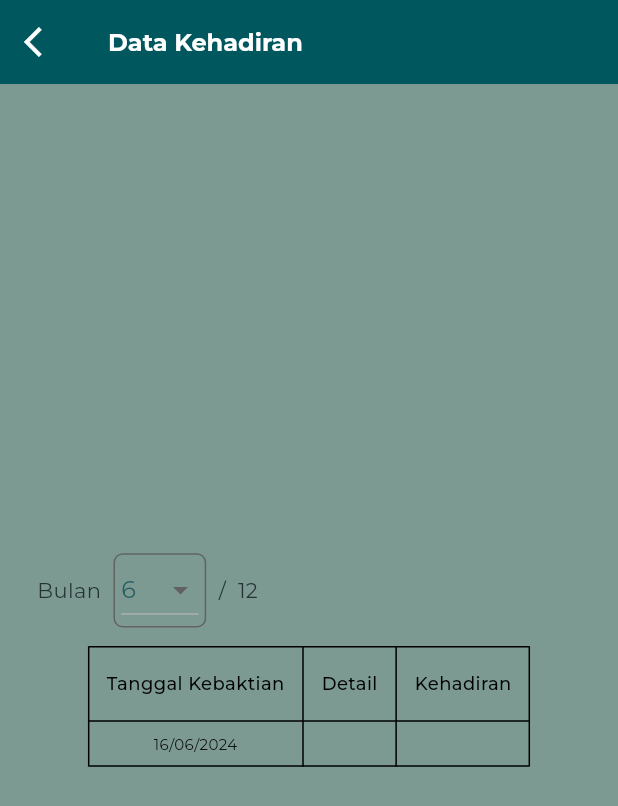
After one commit to frendysanusi/pvvd-app, a Flutter app: the UserPresenceDataScreen screen opened by its route, on a phone screen of 412 x 824 dp. The commit adds this screen. Shown: the top 806 px of the screen. Run offline on Flutter 3.47's test engine with Material 3 defaults, Android fonts, the phone set to English and light mode, and no system bars; our stand-ins replace cloud_firestore, firebase_auth, firebase_core, google_fonts; missing offline and left inert: qr_code_scanner; accounts and stored records are empty; generated files the repository leaves out were written again.

Commit message:
feat: add user presence data screen

```diff
--- /dev/null
+++ b/lib/components/table.dart
@@ -0,0 +1,37 @@
+import 'package:flutter/material.dart';
+import 'package:pvvd_app/utils/constants.dart';
+
+class Cell extends StatelessWidget {
+  const Cell({
+    super.key,
+    required this.text,
+    this.type = 'cell',
+  });
+
+  final String text;
+  final String type;
+
+  @override
+  Widget build(BuildContext context) {
+    double screenWidth = MediaQuery.of(context).size.width;
+    double screenHeight = MediaQuery.of(context).size.height;
+    return Container(
+      alignment: Alignment.center,
+      padding: type == 'cell'
+          ? EdgeInsets.symmetric(
+              horizontal: screenWidth * 0.03, vertical: screenHeight * 0.01)
+          : EdgeInsets.symmetric(
+              horizontal: screenWidth * 0.03, vertical: screenHeight * 0.02),
+      child: Text(
+        text,
+        style: type == 'cell'
+            ? kBR7.copyWith(
+                color: kBlack,
+              )
+            : kBS6.copyWith(
+                color: kBlack,
+              ),
+      ),
+    );
+  }
+}
--- a/lib/main.dart
+++ b/lib/main.dart
@@ -1,6 +1,7 @@
 import 'package:firebase_core/firebase_core.dart';
 import 'package:pvvd_app/screens/presence_screen.dart';
 import 'package:pvvd_app/screens/register_screen.dart';
+import 'package:pvvd_app/screens/user_presence_data_screen.dart';
 import 'firebase_options.dart';
 import 'package:intl/date_symbol_data_local.dart';
 import 'package:flutter/material.dart';
@@ -45,6 +46,7 @@ class MyApp extends StatelessWidget {
         RegisterScreen.id: (context) => const RegisterScreen(),
         ProfileScreen.id: (context) => const ProfileScreen(),
         PresenceScreen.id: (context) => const PresenceScreen(),
+        UserPresenceDataScreen.id: (context) => const UserPresenceDataScreen(),
       },
     );
   }
--- a/lib/screens/login_screen.dart
+++ b/lib/screens/login_screen.dart
@@ -4,8 +4,8 @@ import 'package:flutter/gestures.dart';
 import 'package:flutter/material.dart';
 import 'package:pvvd_app/auth.dart';
 import 'package:pvvd_app/components/components.dart';
-import 'package:pvvd_app/screens/presence_screen.dart';
 import 'package:pvvd_app/screens/register_screen.dart';
+import 'package:pvvd_app/screens/user_presence_data_screen.dart';
 import 'package:pvvd_app/utils/app_regex.dart';
 import 'package:pvvd_app/utils/constants.dart';
 
@@ -234,7 +234,8 @@ class _LoginScreenState extends State<LoginScreen> {
                             isDisabled: !isValid,
                             onPressed: () async {
                               await signInWithEmailorPhone();
-                              Navigator.pushNamed(context, PresenceScreen.id);
+                              Navigator.pushNamed(
+                                  context, UserPresenceDataScreen.id);
                             },
                           );
                         },
--- /dev/null
+++ b/lib/screens/user_presence_data_screen.dart
@@ -0,0 +1,145 @@
+import 'package:flutter/material.dart';
+import 'package:pvvd_app/components/table.dart';
+import 'package:pvvd_app/utils/constants.dart';
+
+class UserPresenceDataScreen extends StatefulWidget {
+  const UserPresenceDataScreen({super.key});
+  static String id = 'user_presence_screen';
+
+  @override
+  State<UserPresenceDataScreen> createState() => _UserPresenceDataScreenState();
+}
+
+class _UserPresenceDataScreenState extends State<UserPresenceDataScreen> {
+  late int currMonth;
+
+  @override
+  void initState() {
+    super.initState();
+    DateTime now = DateTime.now();
+    currMonth = now.month;
+  }
+
+  @override
+  Widget build(BuildContext context) {
+    double screenWidth = MediaQuery.of(context).size.width;
+    double screenHeight = MediaQuery.of(context).size.height;
+    return Scaffold(
+      appBar: AppBar(
+          backgroundColor: kShadedSpruce,
+          leading: GestureDetector(
+            child: const Icon(
+              Icons.arrow_back_ios,
+              color: kWhite,
+            ),
+            onTap: () {
+              Navigator.pop(context);
+            },
+          ),
+          title: Text(
+            'Data Kehadiran',
+            style: kBB2.copyWith(color: kWhite),
+          )),
+      backgroundColor: kGreyishTeal,
+      body: Padding(
+        padding: EdgeInsets.symmetric(horizontal: screenWidth * 0.06),
+        child: Column(
+          mainAxisAlignment: MainAxisAlignment.center,
+          children: [
+            Row(
+              children: [
+                Text(
+                  'Bulan',
+                  style: kBR5.copyWith(color: kGunmetal),
+                ),
+                SizedBox(width: screenWidth * 0.02),
+                Container(
+                  padding: EdgeInsets.symmetric(horizontal: screenWidth * 0.01),
+                  height: screenHeight * 0.06,
+                  width: screenWidth * 0.15,
+                  decoration: BoxDecoration(
+                    borderRadius: BorderRadius.circular(6),
+                    border: Border.all(color: const Color(0xFF636363)),
+                  ),
+                  child: DropdownButton<int>(
+                    isExpanded: true,
+                    style: kBR4.copyWith(color: kCasal),
+                    value: currMonth,
+                    items: List.generate(12, (index) {
+                      return DropdownMenuItem(
+                        value: index + 1,
+                        child: Text('${index + 1}'),
+                      );
+                    }),
+                    onChanged: (value) {
+                      setState(() {
+                        currMonth = value!;
+                      });
+                    },
+                  ),
+                ),
+                SizedBox(width: screenWidth * 0.02),
+                Text(
+                  '/  12',
+                  style: kBR5.copyWith(color: kGunmetal),
+                ),
+              ],
+            ),
+            SizedBox(height: screenHeight * 0.015),
+            Table(
+              defaultColumnWidth: const IntrinsicColumnWidth(),
+              border: TableBorder.all(),
+              children: const [
+                TableRow(
+                  children: [
+                    Column(
+                      children: [
+                        Cell(
+                          text: 'Tanggal Kebaktian',
+                          type: 'header',
+                        ),
+                      ],
+                    ),
+                    Column(
+                      children: [
+                        Cell(
+                          text: 'Detail',
+                          type: 'header',
+                        ),
+                      ],
+                    ),
+                    Column(
+                      children: [
+                        Cell(
+                          text: 'Kehadiran',
+                          type: 'header',
+                        ),
+                      ],
+                    ),
+                  ],
+                ),
+                TableRow(
+                  children: [
+                    Column(
+                      children: [
+                        Cell(
+                          text: '16/06/2024',
+                        ),
+                      ],
+                    ),
+                    Column(
+                      children: [],
+                    ),
+                    Column(
+                      children: [],
+                    ),
+                  ],
+                ),
+              ],
+            ),
+          ],
+        ),
+      ),
+    );
+  }
+}
--- a/lib/utils/constants.dart
+++ b/lib/utils/constants.dart
@@ -17,12 +17,16 @@ TextStyle kBodyMedium = GoogleFonts.montserrat().copyWith(
 TextStyle kBodySemiBold = GoogleFonts.montserrat().copyWith(
   fontWeight: semiBold,
 );
+TextStyle kBodyBold = GoogleFonts.montserrat().copyWith(
+  fontWeight: bold,
+);
 
 /* Color */
 const Color kGunmetal = Color(0xFF253334);
 const Color kCasal = Color(0xFF295D61);
 const Color kGreyishTeal = Color(0xFF7C9A92);
 const Color kFringyFlower = Color(0xFFB7DDC2);
+const Color kShadedSpruce = Color(0xFF00585E);
 const Color kSilverSand = Color(0xFFBEC2C2);
 const Color kDisabledBtn = Color(0xFF1D1B20);
 const Color kWhite = Color(0xFFFFFFFF);
@@ -97,3 +101,20 @@ TextStyle kBS6 = kBodySemiBold.copyWith(
 TextStyle kBS7 = kBodySemiBold.copyWith(
   fontSize: 10,
 );
+
+// Body Bold
+TextStyle kBB1 = kBodyBold.copyWith(
+  fontSize: 20,
+);
+TextStyle kBB2 = kBodyBold.copyWith(
+  fontSize: 16,
+);
+TextStyle kBB3 = kBodyBold.copyWith(
+  fontSize: 14,
+);
+TextStyle kBB4 = kBodyBold.copyWith(
+  fontSize: 12,
+);
+TextStyle kBB5 = kBodyBold.copyWith(
+  fontSize: 10,
+);
```
